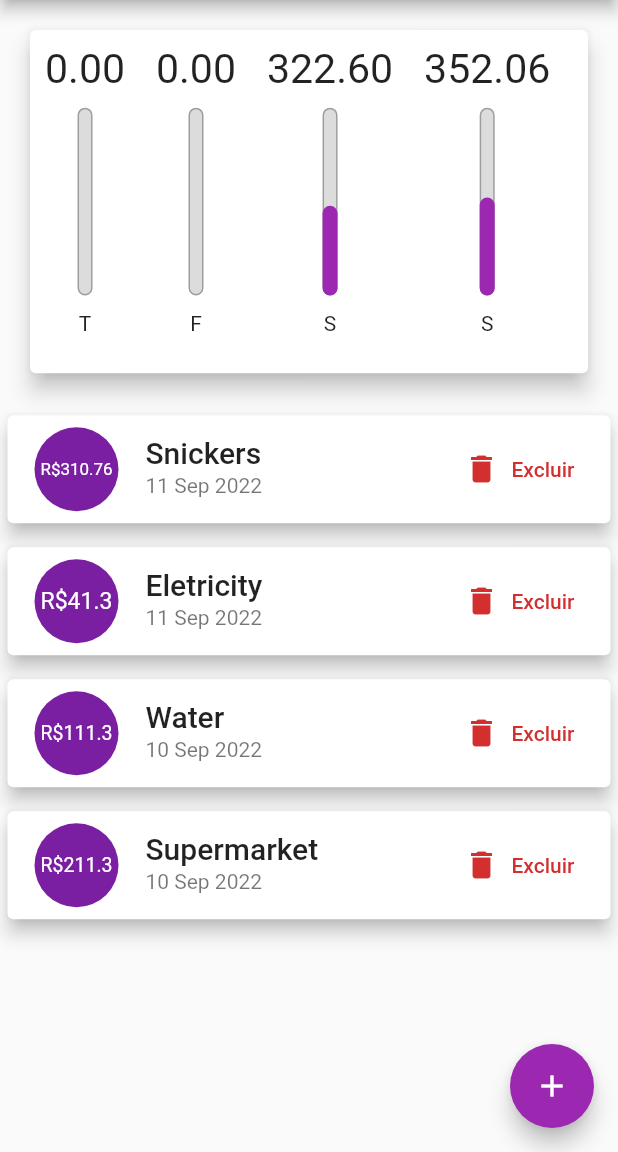
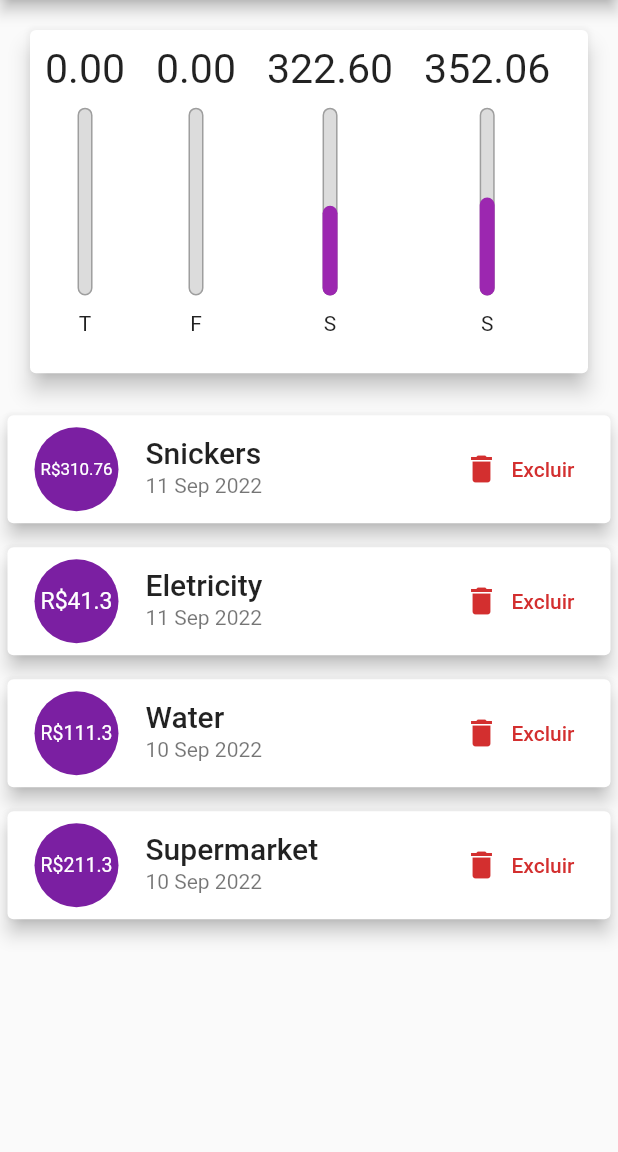
Before and after one commit to BrunoPereira-2331/monthly-bills-flutter, a Flutter app: the screen it shows after launch, on a phone screen of 412 x 824 dp, the part 84-1236 px from its top. Run offline on Flutter 3.47's test engine with Material 2 defaults, Android fonts, the phone set to English and light mode, and no system bars.

Commit message:
floating add button removed

```diff
--- a/lib/widgets/monthly_bills.dart
+++ b/lib/widgets/monthly_bills.dart
@@ -14,7 +14,8 @@ class MonthlyBills extends StatefulWidget {
   State<MonthlyBills> createState() => _MonthlyBillsState();
 }
 
-class _MonthlyBillsState extends State<MonthlyBills> with WidgetsBindingObserver{
+class _MonthlyBillsState extends State<MonthlyBills>
+    with WidgetsBindingObserver {
   final List<Transaction> _transactions = [
     Transaction(
         id: '1',
@@ -142,15 +143,6 @@ class _MonthlyBillsState extends State<MonthlyBills> with WidgetsBindingObserver
         : Scaffold(
             appBar: appBar,
             body: bodyPage,
-            floatingActionButton: Platform.isAndroid
-                ? FloatingActionButton(
-                    backgroundColor: Theme.of(context).primaryColor,
-                    onPressed: () {
-                      _openTransactionFormModal(context);
-                    },
-                    child: const Icon(Icons.add),
-                  )
-                : Container(),
           );
   }
 }
```
